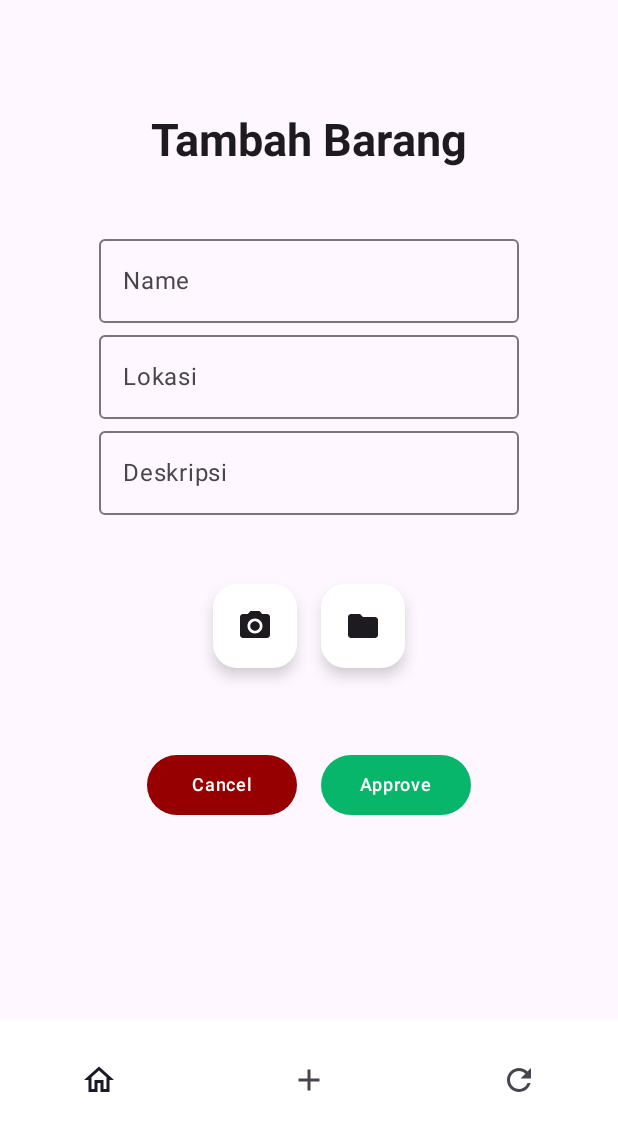
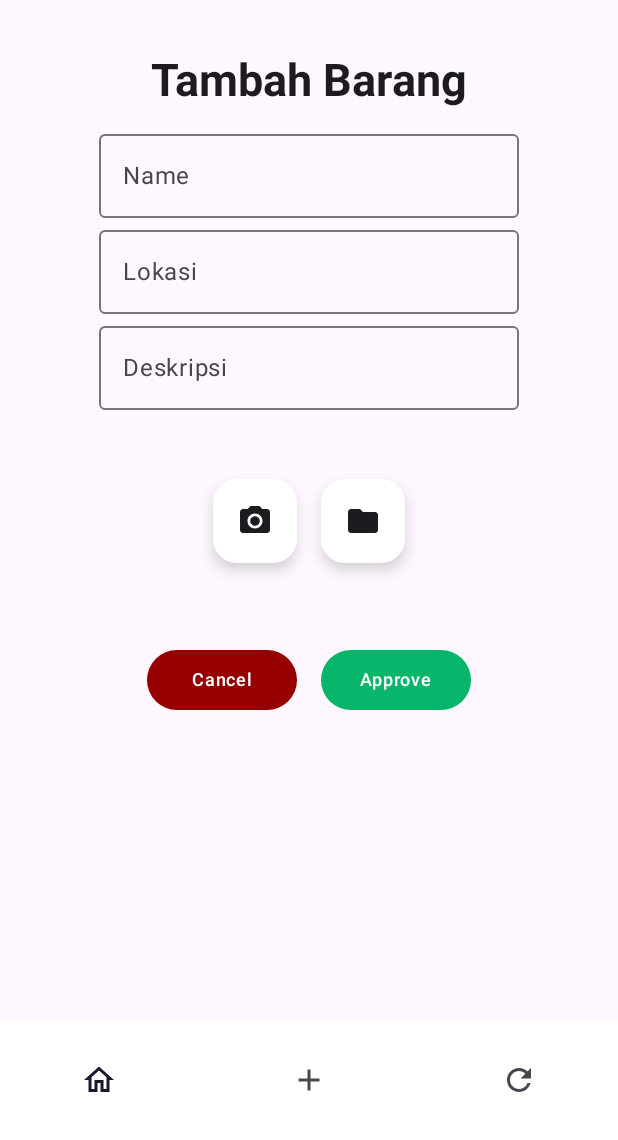
Before and after one commit to jasonst1/FindMyStuff, an Android app built with Jetpack Compose: the AddScreen screen opened through its navigation route, on a phone screen of 412 x 824 dp, the part 96-1236 px from its top. Run offline under Robolectric (Android 15) with nearby library versions, the phone set to English and light mode, and no system bars; our stand-ins replace Dagger/Hilt's generated code, Firebase (no records; nobody signed in at launch, a user with empty details on screens opened directly).

Commit message:
perbaikan tampilan

```diff
--- a/app/src/main/java/com/anakbaikbaik/findmystuff/Screens/AddScreen.kt
+++ b/app/src/main/java/com/anakbaikbaik/findmystuff/Screens/AddScreen.kt
@@ -163,7 +163,7 @@ fun AddArea(navController: NavController) {
         modifier = Modifier
             .fillMaxSize()
             .padding(horizontal = 16.dp)
-            .padding(top = 100.dp),
+            .padding(top = 80.dp),
         horizontalAlignment = Alignment.CenterHorizontally,
     ) {
         var nama by remember { mutableStateOf("") }
@@ -195,7 +195,7 @@ fun AddArea(navController: NavController) {
             }
         }
 
-        Spacer(modifier = Modifier.height(40.dp))
+        Spacer(modifier = Modifier.height(20.dp))
 
         Text(
             text = "Tambah Barang",
@@ -207,7 +207,7 @@ fun AddArea(navController: NavController) {
             )
         )
 
-        Spacer(modifier = Modifier.height(40.dp))
+        Spacer(modifier = Modifier.height(10.dp))
 
         imageUri?.let { uri ->
             Image(
--- a/app/src/main/java/com/anakbaikbaik/findmystuff/Screens/EditScreen.kt
+++ b/app/src/main/java/com/anakbaikbaik/findmystuff/Screens/EditScreen.kt
@@ -163,7 +163,7 @@ fun EditArea(navController: NavController) {
         modifier = Modifier
             .fillMaxSize()
             .padding(horizontal = 16.dp)
-            .padding(top = 100.dp),
+            .padding(top = 80.dp),
         horizontalAlignment = Alignment.CenterHorizontally,
     ) {
         var nama by remember { mutableStateOf("") }
@@ -195,7 +195,7 @@ fun EditArea(navController: NavController) {
             }
         }
 
-        Spacer(modifier = Modifier.height(40.dp))
+        Spacer(modifier = Modifier.height(20.dp))
 
         Text(
             text = "Edit Barang",
@@ -207,7 +207,7 @@ fun EditArea(navController: NavController) {
             )
         )
 
-        Spacer(modifier = Modifier.height(40.dp))
+        Spacer(modifier = Modifier.height(10.dp))
 
         imageUri?.let { uri ->
             Image(
```
